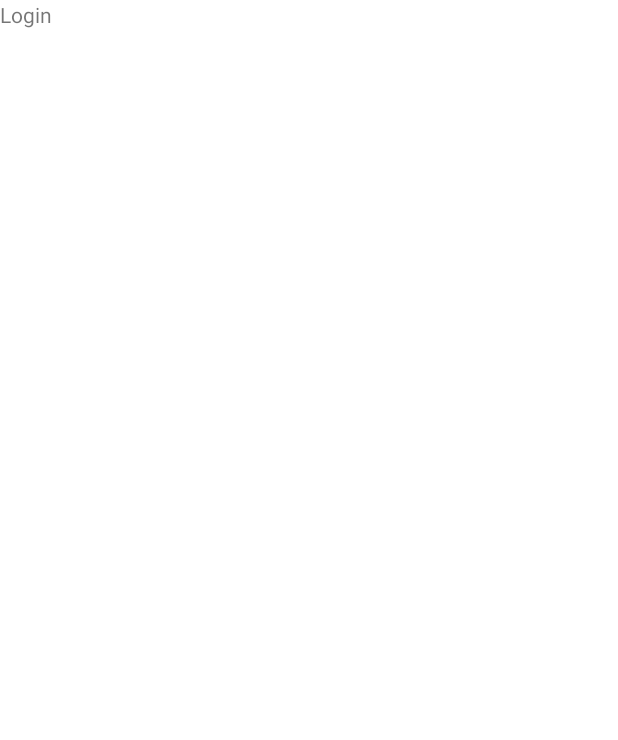
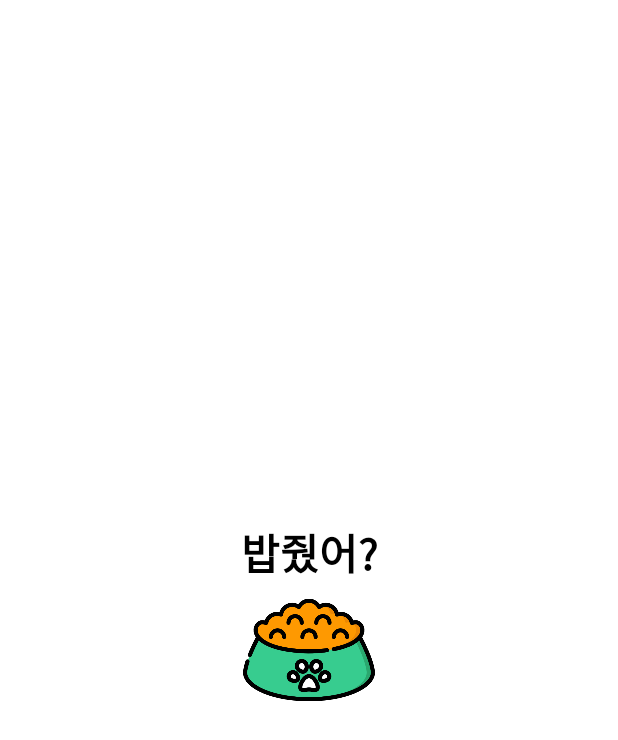
Before and after one commit to boostcampwm-2021/bookathon_J, an Android app: the screen it shows after launch (MainActivity), on a phone screen of 412 x 824 dp. Before the commit the part shown is almost empty. Shown: the top 740 px of the screen. Run offline under Robolectric (Android 15) with nearby library versions, the phone set to English and light mode, and no system bars; our stand-ins replace data binding.

Commit message:
feat: edit layout (LoginFragment)

```diff
--- a/app/src/main/java/com/tyehooney/fedyourpet/ui/LoginFragment.kt
+++ b/app/src/main/java/com/tyehooney/fedyourpet/ui/LoginFragment.kt
@@ -6,26 +6,26 @@ import androidx.fragment.app.Fragment
 import android.view.LayoutInflater
 import android.view.View
 import android.view.ViewGroup
-import com.tyehooney.fedyourpet.R
+import com.tyehooney.fedyourpet.databinding.LoginFragmentBinding
 
 class LoginFragment : Fragment() {
 
-    companion object {
-        fun newInstance() = LoginFragment()
-    }
-
     private lateinit var viewModel: LoginViewModel
+    private lateinit var binding: LoginFragmentBinding
 
     override fun onCreateView(
         inflater: LayoutInflater, container: ViewGroup?,
         savedInstanceState: Bundle?
     ): View? {
-        return inflater.inflate(R.layout.login_fragment, container, false)
+        binding = LoginFragmentBinding.inflate(inflater, container, false)
+        viewModel = ViewModelProvider(this).get(LoginViewModel::class.java)
+        binding.viewModel = viewModel
+        return binding.root
     }
 
-    override fun onActivityCreated(savedInstanceState: Bundle?) {
-        super.onActivityCreated(savedInstanceState)
-        viewModel = ViewModelProvider(this).get(LoginViewModel::class.java)
+    override fun onViewCreated(view: View, savedInstanceState: Bundle?) {
+        super.onViewCreated(view, savedInstanceState)
+
+
     }
-
 }
--- a/app/src/main/java/com/tyehooney/fedyourpet/ui/LoginViewModel.kt
+++ b/app/src/main/java/com/tyehooney/fedyourpet/ui/LoginViewModel.kt
@@ -1,6 +1,11 @@
 package com.tyehooney.fedyourpet.ui
 
+import androidx.lifecycle.LiveData
+import androidx.lifecycle.MutableLiveData
 import androidx.lifecycle.ViewModel
 
 class LoginViewModel : ViewModel() {
+
+    private val _phoneNum = MutableLiveData<String>()
+    val phoneNum: LiveData<String> = _phoneNum
 }
--- a/app/src/main/res/layout/login_fragment.xml
+++ b/app/src/main/res/layout/login_fragment.xml
@@ -1,13 +1,96 @@
 <?xml version="1.0" encoding="utf-8"?>
-<FrameLayout xmlns:android="http://schemas.android.com/apk/res/android"
-    xmlns:tools="http://schemas.android.com/tools"
-    android:layout_width="match_parent"
-    android:layout_height="match_parent"
-    tools:context=".ui.LoginFragment">
+<layout xmlns:android="http://schemas.android.com/apk/res/android"
+    xmlns:app="http://schemas.android.com/apk/res-auto"
+    xmlns:tools="http://schemas.android.com/tools">
 
-    <TextView
+    <data>
+        <variable
+            name="viewModel"
+            type="com.tyehooney.fedyourpet.ui.LoginViewModel" />
+    </data>
+
+    <androidx.constraintlayout.widget.ConstraintLayout
         android:layout_width="match_parent"
         android:layout_height="match_parent"
-        android:text="Login" />
+        tools:context=".ui.LoginFragment">
 
-</FrameLayout>
+        <TextView
+            android:id="@+id/title_text_view"
+            android:layout_width="wrap_content"
+            android:layout_height="wrap_content"
+            android:text="밥줬어?"
+            android:textColor="@color/black"
+            android:textSize="28sp"
+            android:textStyle="bold"
+            app:layout_constraintEnd_toEndOf="parent"
+            app:layout_constraintStart_toStartOf="parent"
+            app:layout_constraintTop_toTopOf="parent"
+            app:layout_constraintBottom_toTopOf="@+id/logo_image_view"
+            app:layout_constraintVertical_chainStyle="packed"/>
+
+        <ImageView
+            android:id="@+id/logo_image_view"
+            android:layout_width="88dp"
+            android:layout_height="88dp"
+            android:src="@drawable/feed"
+            app:layout_constraintEnd_toEndOf="parent"
+            app:layout_constraintStart_toStartOf="parent"
+            app:layout_constraintTop_toBottomOf="@+id/title_text_view"
+            app:layout_constraintBottom_toTopOf="@+id/login_linear_layout"/>
+
+        <LinearLayout
+            android:id="@+id/login_linear_layout"
+            android:layout_width="match_parent"
+            android:layout_height="wrap_content"
+            android:visibility="gone"
+            android:orientation="vertical"
+            app:layout_constraintTop_toBottomOf="@+id/logo_image_view"
+            app:layout_constraintBottom_toBottomOf="parent">
+
+            <EditText
+                android:id="@+id/phone_edit_text"
+                android:layout_width="match_parent"
+                android:layout_height="wrap_content"
+                android:layout_marginHorizontal="32dp"
+                android:layout_marginTop="28dp"
+                android:inputType="phone"
+                android:hint="전화번호"
+                android:text="@={viewModel.phoneNum}"
+                android:maxLines="1"
+                app:layout_constraintEnd_toEndOf="parent"
+                app:layout_constraintStart_toStartOf="parent"
+                app:layout_constraintTop_toBottomOf="@+id/logo_image_view"
+                app:layout_constraintBottom_toTopOf="@+id/sign_up_button"/>
+
+            <TextView
+                android:id="@+id/sign_up_button"
+                android:layout_width="match_parent"
+                android:layout_height="wrap_content"
+                android:layout_marginHorizontal="32dp"
+                android:layout_marginTop="16dp"
+                android:gravity="center"
+                android:paddingVertical="8dp"
+                android:text="회원가입"
+                android:textSize="18sp"
+                app:layout_constraintEnd_toEndOf="parent"
+                app:layout_constraintStart_toStartOf="parent"
+                app:layout_constraintTop_toBottomOf="@+id/phone_edit_text"
+                app:layout_constraintBottom_toTopOf="@+id/sign_in_button"/>
+
+            <TextView
+                android:id="@+id/sign_in_button"
+                android:layout_width="match_parent"
+                android:layout_height="wrap_content"
+                android:layout_marginHorizontal="32dp"
+                android:layout_marginTop="16dp"
+                android:gravity="center"
+                android:paddingVertical="8dp"
+                android:text="로그인"
+                android:textSize="18sp"
+                app:layout_constraintEnd_toEndOf="parent"
+                app:layout_constraintStart_toStartOf="parent"
+                app:layout_constraintTop_toBottomOf="@+id/sign_up_button"
+                app:layout_constraintBottom_toBottomOf="parent"/>
+        </LinearLayout>
+    </androidx.constraintlayout.widget.ConstraintLayout>
+</layout>
```
Also changed, not shown: app/src/main/res/drawable/feed.png (added).
